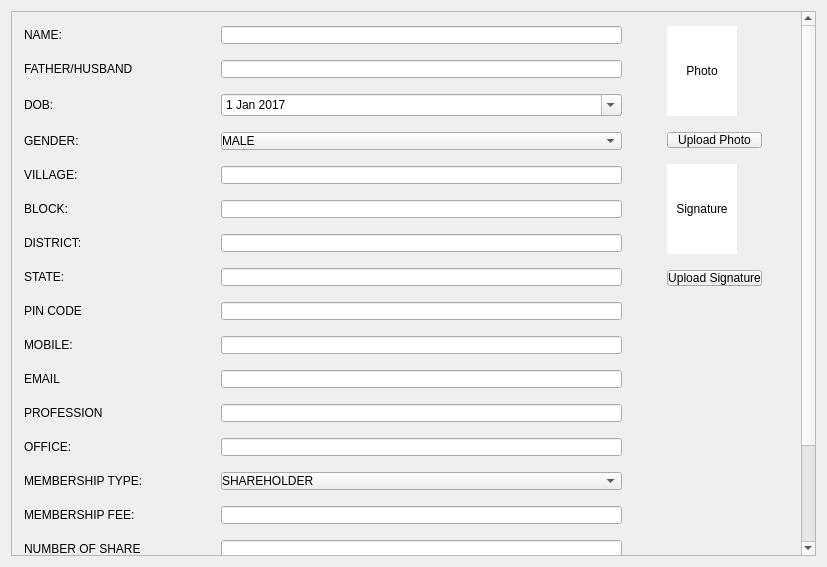
Qt form Pages/UI/addNewMember.ui (akhilesh26/CSMS) before a commit.
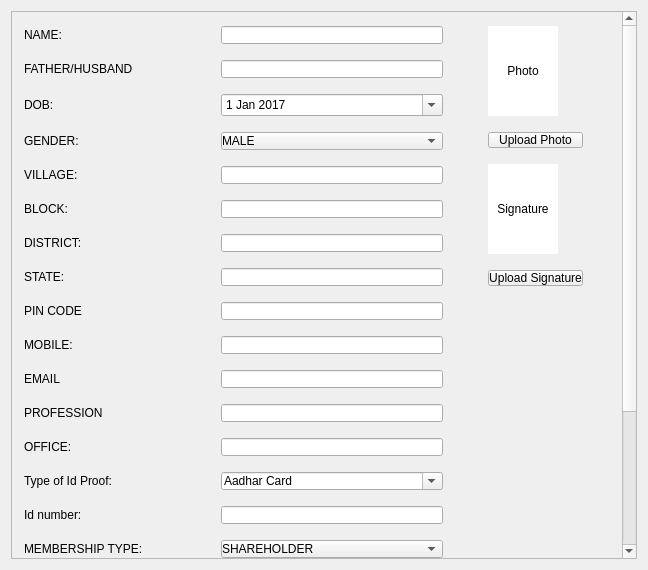
The same form after that commit.

Diff of the .ui file:
```diff
--- a/Pages/UI/addNewMember.ui
+++ b/Pages/UI/addNewMember.ui
@@ -6,8 +6,8 @@
    <rect>
     <x>0</x>
     <y>0</y>
-    <width>827</width>
-    <height>567</height>
+    <width>648</width>
+    <height>570</height>
    </rect>
   </property>
   <property name="windowTitle">
@@ -29,9 +29,9 @@
       <property name="geometry">
        <rect>
         <x>0</x>
-        <y>0</y>
-        <width>789</width>
-        <height>818</height>
+        <y>-264</y>
+        <width>614</width>
+        <height>814</height>
        </rect>
       </property>
       <property name="styleSheet">
@@ -199,14 +199,68 @@
          <item row="14" column="1">
           <widget class="QLineEdit" name="officeLineEdit"/>
          </item>
-         <item row="22" column="0">
+         <item row="15" column="0">
+          <widget class="QLabel" name="label_15">
+           <property name="text">
+            <string>Type of Id Proof:</string>
+           </property>
+          </widget>
+         </item>
+         <item row="15" column="1">
+          <widget class="QComboBox" name="comboBox">
+           <property name="editable">
+            <bool>true</bool>
+           </property>
+           <item>
+            <property name="text">
+             <string>Aadhar Card</string>
+            </property>
+           </item>
+           <item>
+            <property name="text">
+             <string>Driving License</string>
+            </property>
+           </item>
+           <item>
+            <property name="text">
+             <string>PAN Card</string>
+            </property>
+           </item>
+           <item>
+            <property name="text">
+             <string>Voter Id</string>
+            </property>
+           </item>
+           <item>
+            <property name="text">
+             <string>Ration Card</string>
+            </property>
+           </item>
+           <item>
+            <property name="text">
+             <string>Passport</string>
+            </property>
+           </item>
+          </widget>
+         </item>
+         <item row="16" column="0">
+          <widget class="QLabel" name="label_14">
+           <property name="text">
+            <string>Id number:</string>
+           </property>
+          </widget>
+         </item>
+         <item row="16" column="1">
+          <widget class="QLineEdit" name="lineEdit"/>
+         </item>
+         <item row="17" column="0">
           <widget class="QLabel" name="label_16">
            <property name="text">
             <string>MEMBERSHIP TYPE:</string>
            </property>
           </widget>
          </item>
-         <item row="22" column="1">
+         <item row="17" column="1">
           <widget class="QComboBox" name="membershipTypeComboBox">
            <item>
             <property name="text">
@@ -220,24 +274,24 @@
            </item>
           </widget>
          </item>
-         <item row="23" column="0">
+         <item row="18" column="0">
           <widget class="QLabel" name="label_20">
            <property name="text">
             <string>MEMBERSHIP FEE:</string>
            </property>
           </widget>
          </item>
-         <item row="23" column="1">
+         <item row="18" column="1">
           <widget class="QLineEdit" name="membershipFeeLineEdit"/>
          </item>
-         <item row="24" column="0">
+         <item row="19" column="0">
           <widget class="QLabel" name="label_17">
            <property name="text">
             <string>NUMBER OF SHARE</string>
            </property>
           </widget>
          </item>
-         <item row="24" column="1">
+         <item row="19" column="1">
           <widget class="QLineEdit" name="numberOfShareLineEdit"/>
          </item>
          <item row="25" column="0">
```
Left out of the diff: 12 changed lines with no effect on the pictures.
